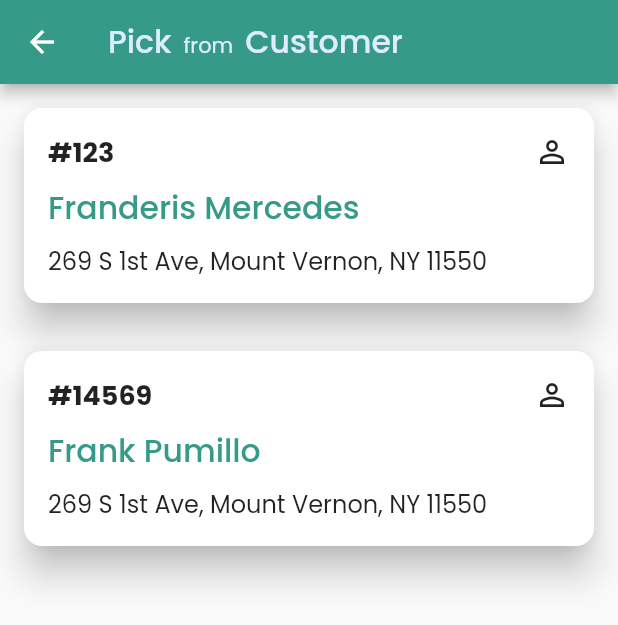
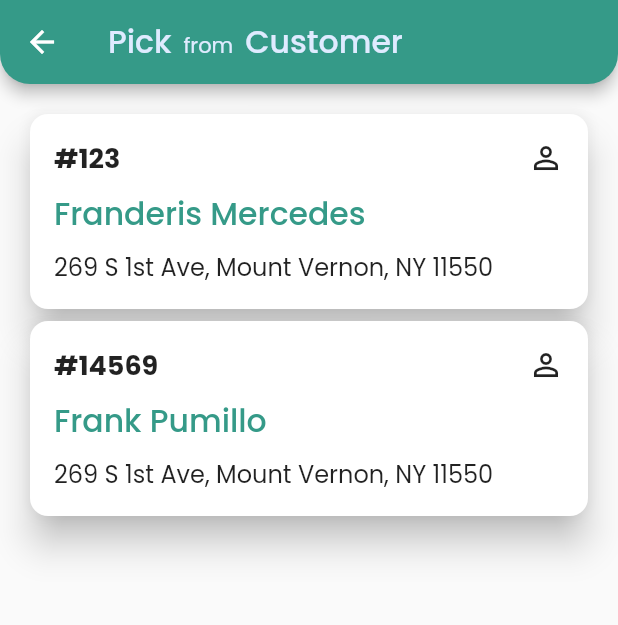
Before and after one commit to Habib-Shahzad/app-mobile-washpro, a Flutter app: the HomeScreen screen opened by its route, after a tap on "Pickup", on a phone screen of 412 x 824 dp. Shown: the top 625 px of the screen. Run offline on Flutter 3.47's test engine with Material 2 defaults, Android fonts, the phone set to English and light mode, and no system bars; our stand-ins replace auto_route, bloc, equatable, flutter_bloc, flutter_form_builder, form_builder_validators and 4 more; accounts and stored records are empty.

Commit message:
Pickup Screen 🧐🤯

```diff
--- a/lib/business_logic/blocs/auth_wrapper/bloc.dart
+++ b/lib/business_logic/blocs/auth_wrapper/bloc.dart
@@ -4,13 +4,18 @@ import 'package:equatable/equatable.dart';
 part 'event.dart';
 part 'state.dart';
 
+AuthWrapperState defaultScreen = OnHomeScreen();
+
 class AuthWrapperBloc extends Bloc<AuthWrapperEvent, AuthWrapperState> {
-  AuthWrapperBloc() : super(OnHomeScreen()) {
+  AuthWrapperBloc() : super(defaultScreen) {
     on<NavigateToHomeScreen>((event, emit) {
       emit(OnHomeScreen());
     });
     on<NavigateToPickFromCustomerScreen>((event, emit) async {
       emit(OnPickFromCustomerScreen());
     });
+    on<NavigateToPickUpScreen>((event, emit) async {
+      emit(OnPickUpScreen());
+    });
   }
 }
--- a/lib/business_logic/blocs/auth_wrapper/event.dart
+++ b/lib/business_logic/blocs/auth_wrapper/event.dart
@@ -10,3 +10,5 @@ abstract class AuthWrapperEvent extends Equatable {
 class NavigateToPickFromCustomerScreen extends AuthWrapperEvent {}
 
 class NavigateToHomeScreen extends AuthWrapperEvent {}
+
+class NavigateToPickUpScreen extends AuthWrapperEvent {}
--- a/lib/business_logic/blocs/auth_wrapper/state.dart
+++ b/lib/business_logic/blocs/auth_wrapper/state.dart
@@ -10,3 +10,5 @@ abstract class AuthWrapperState extends Equatable {
 class OnHomeScreen extends AuthWrapperState {}
 
 class OnPickFromCustomerScreen extends AuthWrapperState {}
+
+class OnPickUpScreen extends AuthWrapperState {}
--- a/lib/presentation/screens/auth_wrapper/screen.dart
+++ b/lib/presentation/screens/auth_wrapper/screen.dart
@@ -7,11 +7,11 @@ import 'package:washpro/routes/routes.gr.dart';
 Map<Type, dynamic> routeMap = {
   OnHomeScreen: const HomeRoute(),
   OnPickFromCustomerScreen: const PickFromCustomerRoute(),
+  OnPickUpScreen: const PickUpRoute(),
 };
 
 @RoutePage()
 class AuthWrapperScreen extends StatelessWidget {
-  static const String route = '/auth';
   const AuthWrapperScreen({Key? key}) : super(key: key);
 
   @override
--- a/lib/presentation/screens/pick_from_customer/pickup_card.dart
+++ b/lib/presentation/screens/pick_from_customer/pickup_card.dart
@@ -10,17 +10,19 @@ class Customer {
 
 class PickupCard extends StatelessWidget {
   final Customer customer;
+  final void Function()? onTap;
 
-  const PickupCard({super.key, required this.customer});
+  const PickupCard({super.key, required this.customer, this.onTap});
 
   @override
   Widget build(BuildContext context) {
-    return Card(
+    return GestureDetector(
+        onTap: onTap,
+        child: Card(
           shape: RoundedRectangleBorder(
             borderRadius: BorderRadius.circular(12.0),
           ),
           elevation: 10.0,
-      margin: const EdgeInsets.all(16.0),
           child: Padding(
             padding: const EdgeInsets.all(16.0),
             child: Column(
@@ -56,6 +58,6 @@ class PickupCard extends StatelessWidget {
               ],
             ),
           ),
-    );
+        ));
   }
 }
--- a/lib/presentation/screens/pick_from_customer/screen.dart
+++ b/lib/presentation/screens/pick_from_customer/screen.dart
@@ -16,10 +16,33 @@ class PickFromCustomerScreen extends StatelessWidget {
       return false;
     }
 
+    navigateToPickUp() async {
+      BlocProvider.of<AuthWrapperBloc>(context).add(NavigateToPickUpScreen());
+    }
+
+    final customers = [
+      Customer(
+        number: '123',
+        name: 'Franderis Mercedes',
+        address: '269 S 1st Ave, Mount Vernon, NY 11550',
+      ),
+      Customer(
+        number: '14569',
+        name: 'Frank Pumillo',
+        address: '269 S 1st Ave, Mount Vernon, NY 11550',
+      ),
+    ];
+
     return WillPopScope(
       onWillPop: navigateToHome,
       child: Scaffold(
         appBar: AppBar(
+          shape: const RoundedRectangleBorder(
+            borderRadius: BorderRadius.only(
+              bottomLeft: Radius.circular(20.0), // Adjust the radius as needed
+              bottomRight: Radius.circular(20.0), // Adjust the radius as needed
+            ),
+          ),
           leading: IconButton(
             icon: const Icon(Icons.arrow_back),
             onPressed: navigateToHome,
@@ -61,20 +84,18 @@ class PickFromCustomerScreen extends StatelessWidget {
         body: Center(
           child: Column(
             children: [
-              PickupCard(
-                customer: Customer(
-                  number: '123',
-                  name: 'Franderis Mercedes',
-                  address: '269 S 1st Ave, Mount Vernon, NY 11550',
-                ),
-              ),
-              PickupCard(
-                customer: Customer(
-                  number: '14569',
-                  name: 'Frank Pumillo',
-                  address: '269 S 1st Ave, Mount Vernon, NY 11550',
-                ),
-              ),
+              Expanded(
+                  child: Container(
+                      margin: const EdgeInsets.all(16.0),
+                      child: ListView.builder(
+                        itemCount: customers.length,
+                        itemBuilder: (context, index) {
+                          return PickupCard(
+                            customer: customers[index],
+                            onTap: navigateToPickUp,
+                          );
+                        },
+                      ))),
             ],
           ),
         ),
--- a/lib/presentation/widgets/custom_card.dart
+++ b/lib/presentation/widgets/custom_card.dart
@@ -32,8 +32,8 @@ class CustomIconCard extends StatelessWidget {
           child: Padding(
             padding: cardPadding, // Apply padding to the card content
             child: SizedBox(
-              width: 140,
-              height: 140,
+              width: 135,
+              height: 135,
               child: Stack(
                 alignment: Alignment.topLeft,
                 children: <Widget>[
--- a/lib/routes/routes.dart
+++ b/lib/routes/routes.dart
@@ -8,6 +8,7 @@ class AppRouter extends $AppRouter {
         AutoRoute(page: AuthWrapperRoute.page, children: [
           AutoRoute(page: HomeRoute.page),
           AutoRoute(page: PickFromCustomerRoute.page),
+          AutoRoute(page: PickUpRoute.page),
         ]),
         AutoRoute(initial: true, page: UnAuthWrapperRoute.page, children: [
           AutoRoute(page: LoginRoute.page),
--- a/lib/styles.dart
+++ b/lib/styles.dart
@@ -39,6 +39,9 @@ class Styles {
     bodyLarge: GoogleFonts.poppins(
       fontSize: 21,
     ),
+    labelLarge: GoogleFonts.poppins(
+      fontSize: 19,
+    ),
     bodyMedium: GoogleFonts.poppins(),
     bodySmall: GoogleFonts.poppins(),
     displaySmall: GoogleFonts.poppins(),
```
Also changed, not shown: lib/presentation/screens/pick_up/screen.dart (added, +178 -0 lines), lib/presentation/widgets/custom_elevated_button.dart (+33 -6 lines), lib/presentation/widgets/custom_rounded_button.dart (added, +28 -0 lines), lib/routes/routes.gr.dart. Lines whose indentation alone changed are shown as unchanged.
